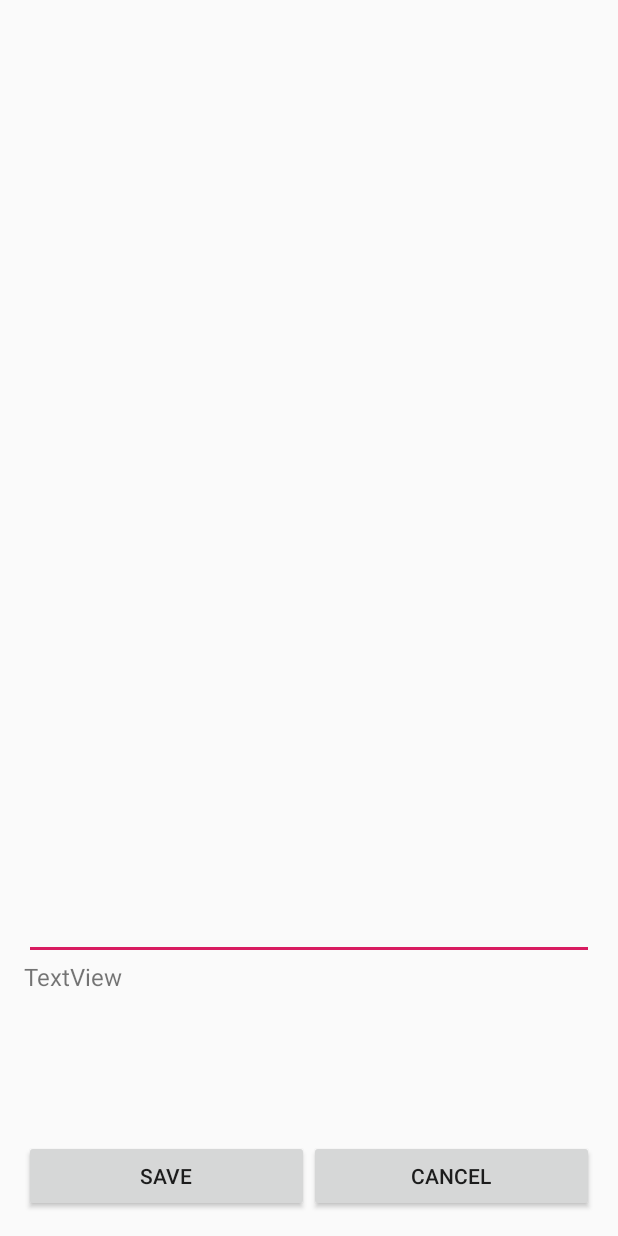
After one commit to CValdezV/MakeDisciples, an Android app: the layout activity_book_note_taking.xml on its own in the app's theme, with its tools: preview values and no code run, on a phone screen of 412 x 824 dp. The commit adds this screen. Run offline under Robolectric (Android 15) with nearby library versions, the phone set to English and light mode, and no system bars.

Commit message:
minimal changes done
fixed bugs and added some UI stuff

```diff
--- /dev/null
+++ b/app/src/main/res/layout/activity_book_note_taking.xml
@@ -0,0 +1,78 @@
+<?xml version="1.0" encoding="utf-8"?>
+<RelativeLayout xmlns:android="http://schemas.android.com/apk/res/android"
+    xmlns:tools="http://schemas.android.com/tools"
+    android:layout_width="match_parent"
+    android:layout_height="match_parent"
+    android:paddingBottom="@dimen/activity_vertical_margin"
+    android:paddingLeft="@dimen/activity_horizontal_margin"
+    android:paddingRight="@dimen/activity_horizontal_margin"
+    android:paddingTop="@dimen/activity_vertical_margin">
+
+    <LinearLayout
+        android:id="@+id/linearLayout"
+        android:layout_width="match_parent"
+        android:layout_height="wrap_content"
+        android:layout_alignParentBottom="true"
+        android:layout_centerHorizontal="true"
+        android:orientation="vertical">
+
+        <LinearLayout
+            android:layout_width="match_parent"
+            android:layout_height="120dp"
+            android:layout_weight="1"
+            android:orientation="horizontal">
+
+            <TextView
+                android:id="@+id/textView3"
+                android:layout_width="0dp"
+                android:textSize="16sp"
+                android:layout_height="match_parent"
+                android:layout_weight="1"
+                android:text="TextView" />
+        </LinearLayout>
+
+        <LinearLayout
+            android:layout_width="match_parent"
+            android:layout_height="match_parent"
+            android:layout_weight="1"
+            android:orientation="horizontal">
+
+            <Button
+                android:id="@+id/buttonSave"
+                android:layout_width="0dp"
+                android:layout_height="wrap_content"
+                android:layout_gravity="bottom"
+                android:layout_weight="1"
+                android:text="Save" />
+
+            <Button
+                android:id="@+id/buttonCancel"
+                android:layout_width="0dp"
+                android:layout_height="wrap_content"
+                android:layout_gravity="bottom"
+                android:layout_weight="1"
+                android:text="Cancel" />
+        </LinearLayout>
+
+    </LinearLayout>
+
+    <ScrollView
+        android:id="@+id/scroller"
+        android:layout_width="match_parent"
+        android:layout_height="match_parent"
+        android:layout_above="@id/linearLayout"
+        android:layout_alignParentTop="true"
+        android:fillViewport="true">
+        <EditText
+            android:id="@+id/editText"
+            android:layout_width="match_parent"
+            android:layout_height="wrap_content"
+            android:gravity="top|start" />
+
+
+    </ScrollView>
+
+
+
+
+</RelativeLayout>
--- a/app/src/main/res/layout/activity_note_display.xml
+++ b/app/src/main/res/layout/activity_note_display.xml
@@ -26,6 +26,7 @@
             android:background="#999"/>
 
     </RelativeLayout>
+
     <ListView
         android:id="@+id/listView"
         android:layout_width="match_parent"
@@ -36,6 +37,6 @@
         android:layout_margin="5dp"
         android:divider="@android:color/transparent"
         android:dividerHeight="10dp"
-        android:listSelector="@android:color/transparent"></ListView>
+        android:listSelector="@android:color/transparent" />
 
 </RelativeLayout>
--- a/app/src/main/res/layout/content_main.xml
+++ b/app/src/main/res/layout/content_main.xml
@@ -12,6 +12,10 @@
         android:id="@+id/textDisplay"
         android:layout_width="match_parent"
         android:layout_height="match_parent"
+        android:paddingLeft="10dp"
+        android:paddingRight="10dp"
+        android:paddingBottom="15dp"
+
         android:textSize="18sp"
         app:layout_constraintBottom_toBottomOf="parent"
         app:layout_constraintLeft_toLeftOf="parent"
--- a/app/src/main/res/layout/nav_header_main.xml
+++ b/app/src/main/res/layout/nav_header_main.xml
@@ -18,7 +18,7 @@
         android:layout_height="wrap_content"
         android:paddingTop="@dimen/nav_header_vertical_spacing"
         android:text="@string/app_name"
-        android:textSize="16dp"
+        android:textSize="16sp"
         android:textAppearance="@style/TextAppearance.AppCompat.Body1" />
 
     <TextView
--- a/app/src/main/res/layout/note_list_layout.xml
+++ b/app/src/main/res/layout/note_list_layout.xml
@@ -37,6 +37,6 @@
         android:id="@+id/txtNote"
         android:layout_width="match_parent"
         android:layout_height="wrap_content"
-        android:text="Medium Text"
+        android:text="Notes"
         android:textAppearance="?android:attr/textAppearanceMedium" />
 </LinearLayout>
```
Also changed, not shown: app/src/main/AndroidManifest.xml (+7 -4 lines), app/src/main/java/edu/cwu/app/makedisciples/BookNoteTaking.java (added, +70 -0 lines), app/src/main/java/edu/cwu/app/makedisciples/MainActivity.java (+10 -8 lines), app/src/main/java/edu/cwu/app/makedisciples/NoteDisplay.java (+18 -1 lines).
